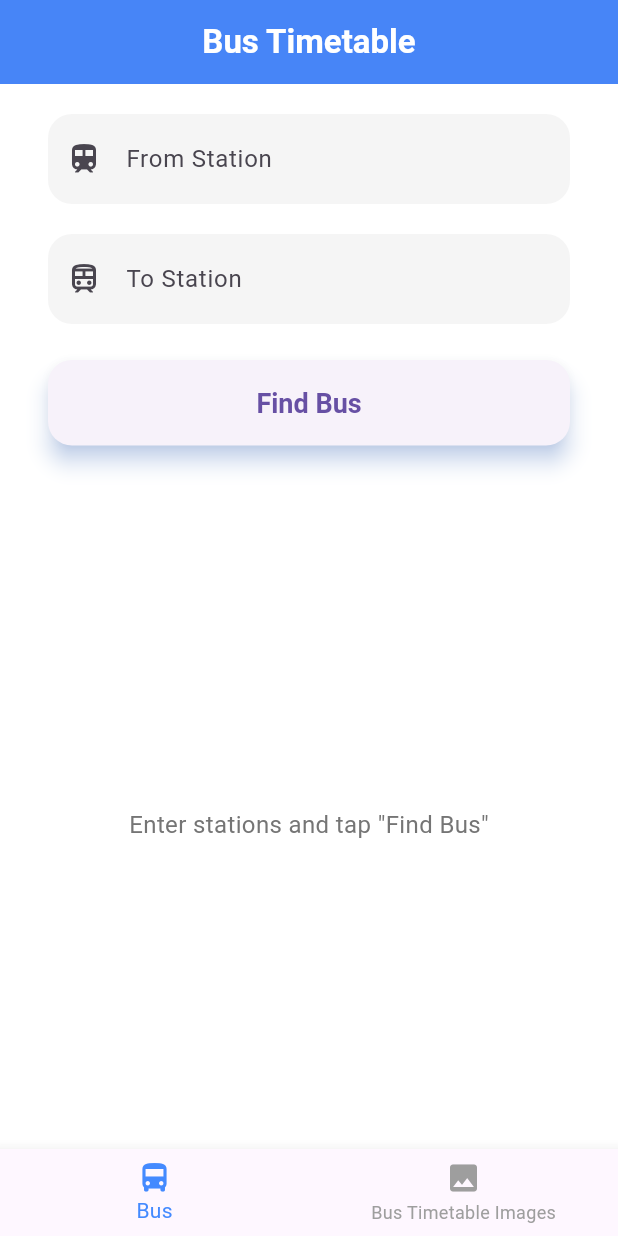
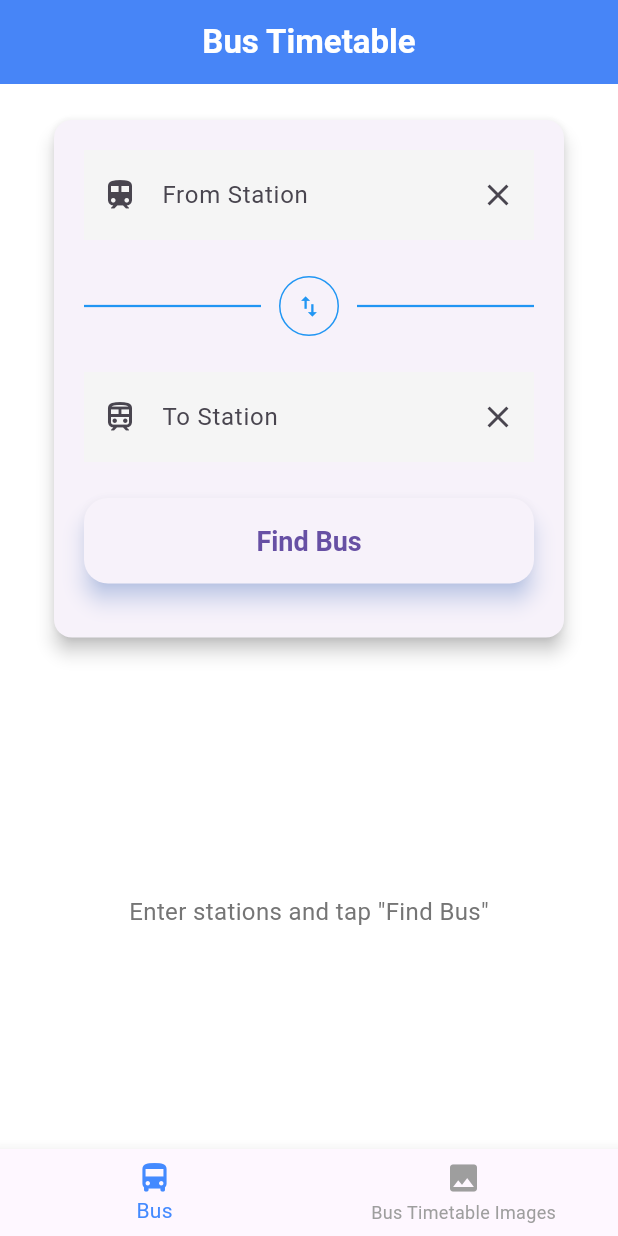
Before and after one commit to NiranjanRaje/Bus-Timetable-App, a Flutter app: the screen it shows after launch, on a phone screen of 412 x 824 dp. Run offline on Flutter 3.47's test engine with Material 3 defaults, Android fonts, the phone set to English and light mode, and no system bars; our stand-ins replace cloud_firestore, firebase_core; accounts and stored records are empty.

Commit message:
ui changes

```diff
--- a/lib/widgets/bus_search_form.dart
+++ b/lib/widgets/bus_search_form.dart
@@ -34,28 +34,93 @@ class _BusSearchFormState extends State<BusSearchForm> {
     widget.onSearch(from, to); // Call the onSearch function passed from the parent
   }
 
+  void _swapStations() {
+    final temp = _fromController.text;
+    _fromController.text = _toController.text;
+    _toController.text = temp;
+  }
+
+  void _clearFromText() {
+    _fromController.clear();
+  }
+
+  void _clearToText() {
+    _toController.clear();
+  }
+
   @override
   Widget build(BuildContext context) {
     return Padding(
       padding: const EdgeInsets.symmetric(horizontal: 32, vertical: 20),
+      child: Card(
+        elevation: 5,
+        shape: RoundedRectangleBorder(
+          borderRadius: BorderRadius.circular(12),
+        ),
+        child: Padding(
+          padding: const EdgeInsets.all(20.0),
           child: Column(
             children: [
+              // "From Station" TextField with Remove Text Button
               TextField(
                 controller: _fromController,
                 decoration: InputDecoration(
                   hintText: 'From Station',
                   prefixIcon: Icon(Icons.train),
+                  suffixIcon: IconButton(
+                    icon: Icon(Icons.clear),
+                    onPressed: _clearFromText, // Clears the text
+                  ),
+                  border: InputBorder.none, // Remove border
                 ),
               ),
               SizedBox(height: 20),
+
+              // Divider Line through Swap Button
+              Row(
+                mainAxisAlignment: MainAxisAlignment.center,
+                children: [
+                  Expanded(
+                    child: Divider(
+                      color: Colors.blue, // Blue line
+                      thickness: 1.5,
+                    ),
+                  ),
+                  OutlinedButton(
+                    onPressed: _swapStations,
+                    child: Icon(Icons.swap_vert, color: Colors.blue),
+                    style: OutlinedButton.styleFrom(
+                      padding: EdgeInsets.all(8),
+                      side: BorderSide(color: Colors.blue),
+                      shape: CircleBorder(),
+                    ),
+                  ),
+                  Expanded(
+                    child: Divider(
+                      color: Colors.blue, // Blue line
+                      thickness: 1.5,
+                    ),
+                  ),
+                ],
+              ),
+              SizedBox(height: 20),
+
+              // "To Station" TextField with Remove Text Button
               TextField(
                 controller: _toController,
                 decoration: InputDecoration(
                   hintText: 'To Station',
                   prefixIcon: Icon(Icons.train_outlined),
+                  suffixIcon: IconButton(
+                    icon: Icon(Icons.clear),
+                    onPressed: _clearToText, // Clears the text
+                  ),
+                  border: InputBorder.none, // Remove border
                 ),
               ),
               SizedBox(height: 24),
+
+              // Find Bus Button inside the card
               SizedBox(
                 width: double.infinity,
                 child: ElevatedButton(
@@ -66,6 +131,8 @@ class _BusSearchFormState extends State<BusSearchForm> {
               SizedBox(height: 16),
             ],
           ),
+        ),
+      ),
     );
   }
 }
```
Lines whose indentation alone changed are shown as unchanged.
